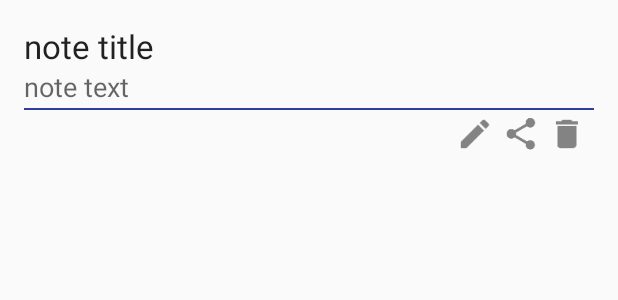
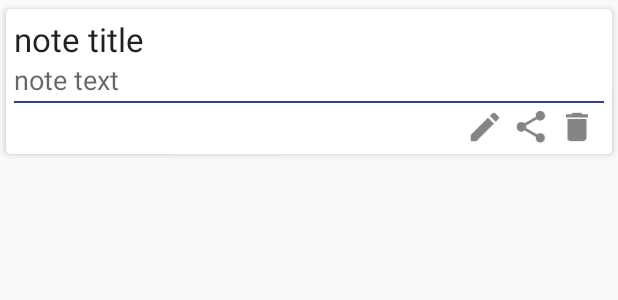
Before and after one commit to AkbarMoledina/NeatNotes, an Android app: the layout list_item.xml on its own in the app's theme, with its tools: preview values and no code run, on a phone screen of 412 x 824 dp. Shown: the top 300 px of the screen. Run offline under Robolectric (Android 15) with nearby library versions, the phone set to English and light mode, and no system bars.

Commit message:
update 1.2

```diff
--- a/app/build.gradle
+++ b/app/build.gradle
@@ -10,8 +10,8 @@ android {
         applicationId "com.akbar26.neatnotes"
         minSdkVersion 21
         targetSdkVersion 27
-        versionCode 2
-        versionName "1.1"
+        versionCode 3
+        versionName "1.2"
         testInstrumentationRunner "android.support.test.runner.AndroidJUnitRunner"
     }
     buildTypes {
@@ -28,6 +28,7 @@ dependencies {
     implementation 'com.android.support:appcompat-v7:27.1.1'
     implementation 'com.android.support.constraint:constraint-layout:1.1.3'
     implementation 'com.android.support:design:27.1.1'
+    implementation 'com.android.support:cardview-v7:27.1.1'
     testImplementation 'junit:junit:4.12'
     androidTestImplementation 'com.android.support.test:runner:1.0.2'
     androidTestImplementation 'com.android.support.test.espresso:espresso-core:3.0.2'
--- a/app/src/main/res/layout/activity_main.xml
+++ b/app/src/main/res/layout/activity_main.xml
@@ -15,7 +15,7 @@
             android:id="@+id/toolbar"
             android:layout_width="match_parent"
             android:layout_height="?attr/actionBarSize"
-            android:background="?attr/colorPrimary"
+            android:background="@color/colorPrimary"
             app:popupTheme="@style/AppTheme.PopupOverlay" />
 
     </android.support.design.widget.AppBarLayout>
--- a/app/src/main/res/layout/content_main.xml
+++ b/app/src/main/res/layout/content_main.xml
@@ -14,6 +14,7 @@
         android:layout_height="wrap_content"
         android:text="@string/no_notes"
         android:textAppearance="@android:style/TextAppearance.Material.Medium"
+        android:divider="@null"
         app:layout_constraintLeft_toLeftOf="parent"
         app:layout_constraintStart_toStartOf="parent"
         app:layout_constraintTop_toTopOf="parent" />
--- a/app/src/main/res/layout/list_item.xml
+++ b/app/src/main/res/layout/list_item.xml
@@ -1,10 +1,19 @@
 <?xml version="1.0" encoding="utf-8"?>
-<LinearLayout xmlns:android="http://schemas.android.com/apk/res/android"
+<android.support.v7.widget.CardView xmlns:android="http://schemas.android.com/apk/res/android"
     xmlns:tools="http://schemas.android.com/tools"
     android:layout_width="match_parent"
+    android:layout_height="wrap_content"
+    xmlns:app="http://schemas.android.com/apk/res-auto"
+    android:orientation="vertical"
+    app:cardCornerRadius="3dp"
+    app:cardElevation="3dp"
+    app:cardUseCompatPadding="true">
+
+    <LinearLayout
+        android:layout_width="match_parent"
         android:layout_height="match_parent"
-    android:orientation="vertical"
-    android:padding="16dp">
+        android:layout_margin="5dp"
+        android:orientation="vertical">
 
         <TextView
             android:id="@+id/title_text_view"
@@ -37,31 +46,32 @@
                 android:id="@+id/editBtn"
                 android:layout_width="25dp"
                 android:layout_height="25dp"
-            android:scaleType="fitXY"
-            android:background="@null"
                 android:layout_marginEnd="5dp"
                 android:layout_marginRight="5dp"
+                android:background="@null"
+                android:scaleType="fitXY"
                 android:src="@drawable/ic_action_edit" />
 
             <ImageButton
                 android:id="@+id/shareBtn"
                 android:layout_width="25dp"
                 android:layout_height="25dp"
-            android:scaleType="fitXY"
                 android:layout_marginEnd="5dp"
                 android:layout_marginRight="5dp"
                 android:background="@null"
+                android:scaleType="fitXY"
                 android:src="@drawable/ic_action_share" />
 
             <ImageButton
                 android:id="@+id/deleteBtn"
                 android:layout_width="25dp"
                 android:layout_height="25dp"
-            android:scaleType="fitXY"
-            android:background="@null"
                 android:layout_marginEnd="5dp"
                 android:layout_marginRight="5dp"
+                android:background="@null"
+                android:scaleType="fitXY"
                 android:src="@drawable/ic_action_delete" />
 
         </LinearLayout>
     </LinearLayout>
+</android.support.v7.widget.CardView>
```
Also changed, not shown: app/src/main/java/com/akbar26/neatnotes/MainActivity.kt (+34 -18 lines), app/src/main/res/menu/menu_main.xml (+7 -4 lines), 3 other files. Lines whose indentation alone changed are shown as unchanged.
